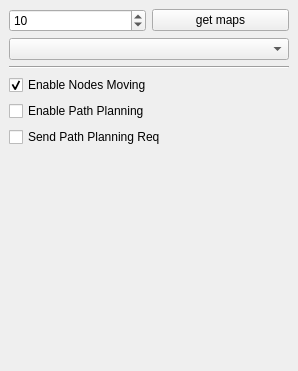
Qt form include/tmapping/UI/dockRealtime.ui (StumboEugen/TMapping) before a commit.
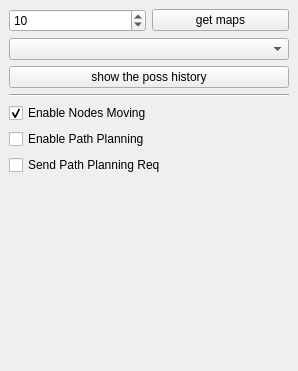
The same form after that commit.

```diff
--- a/include/tmapping/UI/dockRealtime.ui
+++ b/include/tmapping/UI/dockRealtime.ui
@@ -45,6 +45,13 @@
     <item>
      <widget class="QComboBox" name="cbCandidates"/>
     </item>
+    <item>
+     <widget class="QPushButton" name="btnShowPossHistory">
+      <property name="text">
+       <string>show the poss history</string>
+      </property>
+     </widget>
+    </item>
     <item>
      <widget class="Line" name="line">
       <property name="orientation">
```
